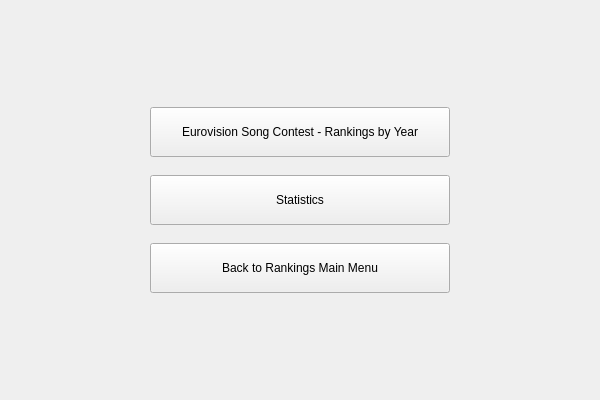
Qt form ui/rankings_contest_main_menu.ui (GiaFil7/esc_app) before a commit.
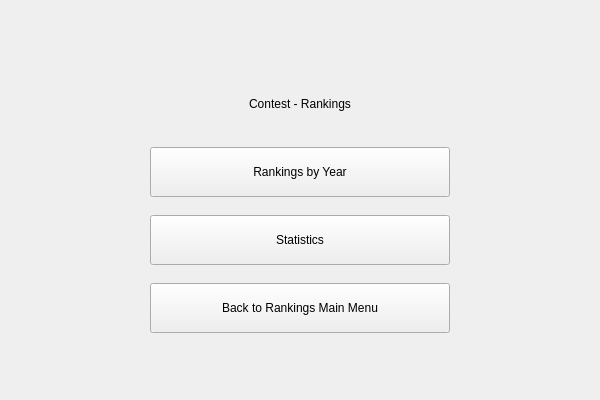
The same form after that commit.

Commit message: Added titles to menus and simplified button text

Patch:
```diff
--- a/ui/rankings_contest_main_menu.ui
+++ b/ui/rankings_contest_main_menu.ui
@@ -54,6 +54,44 @@
        </property>
       </spacer>
      </item>
+     <item>
+      <widget class="QLabel" name="title_label">
+       <property name="sizePolicy">
+        <sizepolicy hsizetype="Fixed" vsizetype="Minimum">
+         <horstretch>0</horstretch>
+         <verstretch>0</verstretch>
+        </sizepolicy>
+       </property>
+       <property name="minimumSize">
+        <size>
+         <width>300</width>
+         <height>50</height>
+        </size>
+       </property>
+       <property name="text">
+        <string>Contest - Rankings</string>
+       </property>
+       <property name="alignment">
+        <set>Qt::AlignmentFlag::AlignCenter</set>
+       </property>
+      </widget>
+     </item>
+     <item>
+      <spacer name="middle_spacer_3">
+       <property name="orientation">
+        <enum>Qt::Orientation::Vertical</enum>
+       </property>
+       <property name="sizeType">
+        <enum>QSizePolicy::Policy::Fixed</enum>
+       </property>
+       <property name="sizeHint" stdset="0">
+        <size>
+         <width>20</width>
+         <height>12</height>
+        </size>
+       </property>
+      </spacer>
+     </item>
      <item>
       <widget class="QPushButton" name="rankings_button">
        <property name="sizePolicy">
@@ -69,7 +107,7 @@
         </size>
        </property>
        <property name="text">
-        <string>Eurovision Song Contest - Rankings by Year</string>
+        <string>Rankings by Year</string>
        </property>
       </widget>
      </item>
```
The commit also changes 9 other files.
